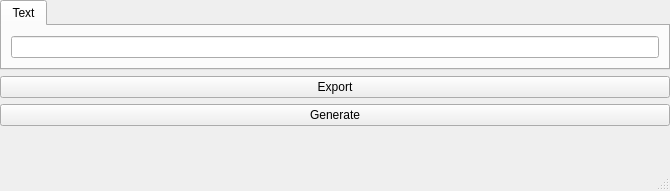
Qt form appmain/mainwindow.ui (grit-li/QRcodeGenerator) before a commit.
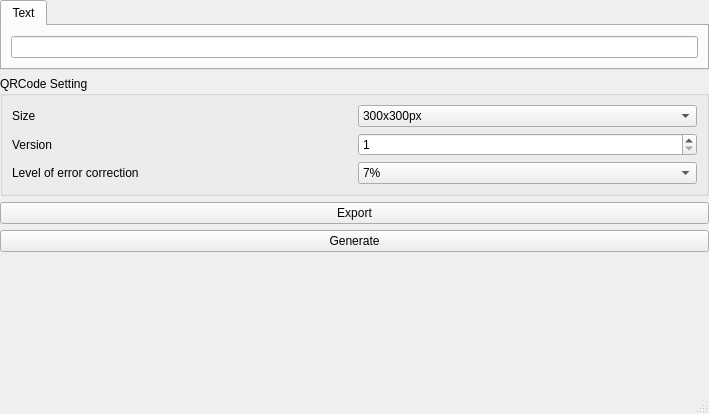
The same form after that commit.

Commit message: [功能新增]支持QRCode Setting

The edit to the form file:
```diff
--- a/appmain/mainwindow.ui
+++ b/appmain/mainwindow.ui
@@ -6,8 +6,8 @@
    <rect>
     <x>0</x>
     <y>0</y>
-    <width>670</width>
-    <height>191</height>
+    <width>709</width>
+    <height>414</height>
    </rect>
   </property>
   <property name="windowTitle">
@@ -24,19 +24,10 @@
     <property name="rightMargin">
      <number>0</number>
     </property>
-    <item row="6" column="0">
-     <widget class="QLabel" name="label_qrcode">
-      <property name="sizePolicy">
-       <sizepolicy hsizetype="Expanding" vsizetype="Expanding">
-        <horstretch>0</horstretch>
-        <verstretch>0</verstretch>
-       </sizepolicy>
-      </property>
+    <item row="5" column="0">
+     <widget class="QPushButton" name="pushButton_export">
       <property name="text">
-       <string/>
-      </property>
-      <property name="alignment">
-       <set>Qt::AlignCenter</set>
+       <string>Export</string>
       </property>
      </widget>
     </item>
@@ -63,18 +54,115 @@
       </widget>
      </widget>
     </item>
-    <item row="5" column="0">
+    <item row="6" column="0">
      <widget class="QPushButton" name="pushButton_generate">
       <property name="text">
        <string>Generate</string>
       </property>
      </widget>
     </item>
+    <item row="7" column="0">
+     <widget class="QLabel" name="label_qrcode">
+      <property name="sizePolicy">
+       <sizepolicy hsizetype="Expanding" vsizetype="Expanding">
+        <horstretch>0</horstretch>
+        <verstretch>0</verstretch>
+       </sizepolicy>
+      </property>
+      <property name="text">
+       <string/>
+      </property>
+      <property name="alignment">
+       <set>Qt::AlignCenter</set>
+      </property>
+     </widget>
+    </item>
     <item row="4" column="0">
-     <widget class="QPushButton" name="pushButton_export">
-      <property name="text">
-       <string>Export</string>
+     <widget class="QGroupBox" name="groupBox">
+      <property name="title">
+       <string>QRCode Setting</string>
       </property>
+      <layout class="QGridLayout" name="gridLayout_3">
+       <item row="0" column="1">
+        <widget class="QComboBox" name="comboBox_qrcode_size">
+         <item>
+          <property name="text">
+           <string>300x300px</string>
+          </property>
+         </item>
+         <item>
+          <property name="text">
+           <string>400x400px</string>
+          </property>
+         </item>
+         <item>
+          <property name="text">
+           <string>500x500px</string>
+          </property>
+         </item>
+         <item>
+          <property name="text">
+           <string>1000x1000px</string>
+          </property>
+         </item>
+        </widget>
+       </item>
+       <item row="1" column="1">
+        <widget class="QSpinBox" name="spinBox_qrcode_version">
+         <property name="minimum">
+          <number>1</number>
+         </property>
+         <property name="maximum">
+          <number>40</number>
+         </property>
+        </widget>
+       </item>
+       <item row="0" column="0">
+        <widget class="QLabel" name="label">
+         <property name="text">
+          <string>Size</string>
+         </property>
+        </widget>
+       </item>
+       <item row="1" column="0">
+        <widget class="QLabel" name="label_2">
+         <property name="text">
+          <string>Version</string>
+         </property>
+        </widget>
+       </item>
+       <item row="2" column="0">
+        <widget class="QLabel" name="label_3">
+         <property name="text">
+          <string>Level of error correction</string>
+         </property>
+        </widget>
+       </item>
+       <item row="2" column="1">
+        <widget class="QComboBox" name="comboBox_qrcode_error_level">
+         <item>
+          <property name="text">
+           <string>7%</string>
+          </property>
+         </item>
+         <item>
+          <property name="text">
+           <string>15%</string>
+          </property>
+         </item>
+         <item>
+          <property name="text">
+           <string>25%</string>
+          </property>
+         </item>
+         <item>
+          <property name="text">
+           <string>30%</string>
+          </property>
+         </item>
+        </widget>
+       </item>
+      </layout>
      </widget>
     </item>
    </layout>
```
Left out of the diff: 2 changed lines with no effect on the pictures. The commit also changes 2 other files.
